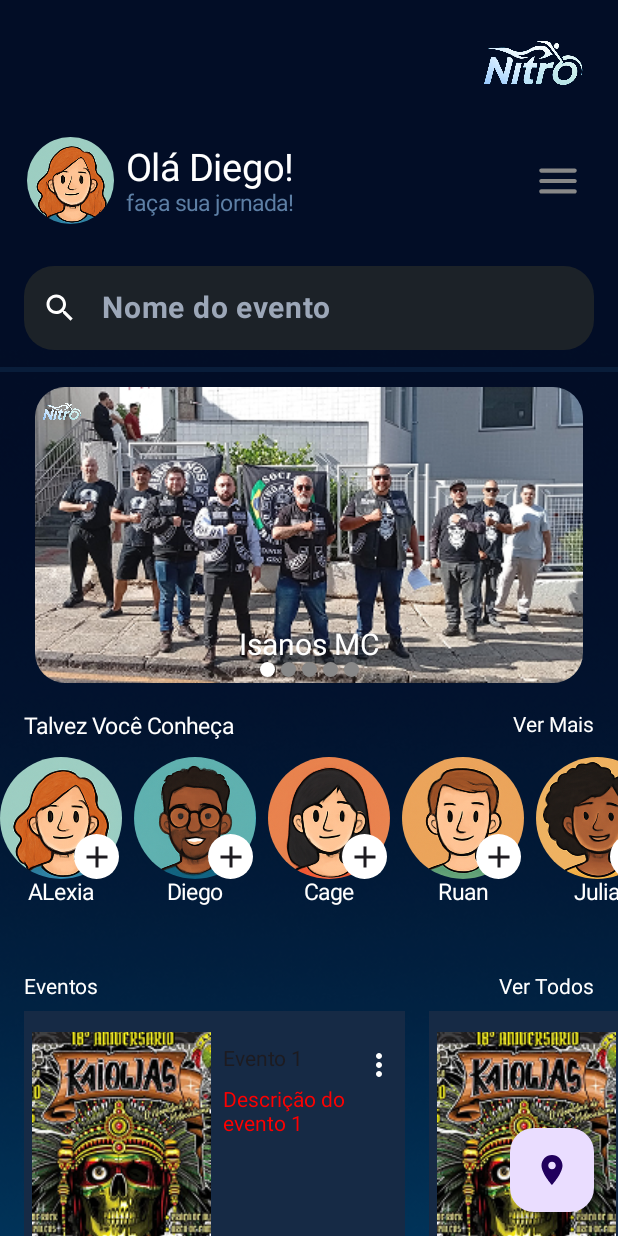
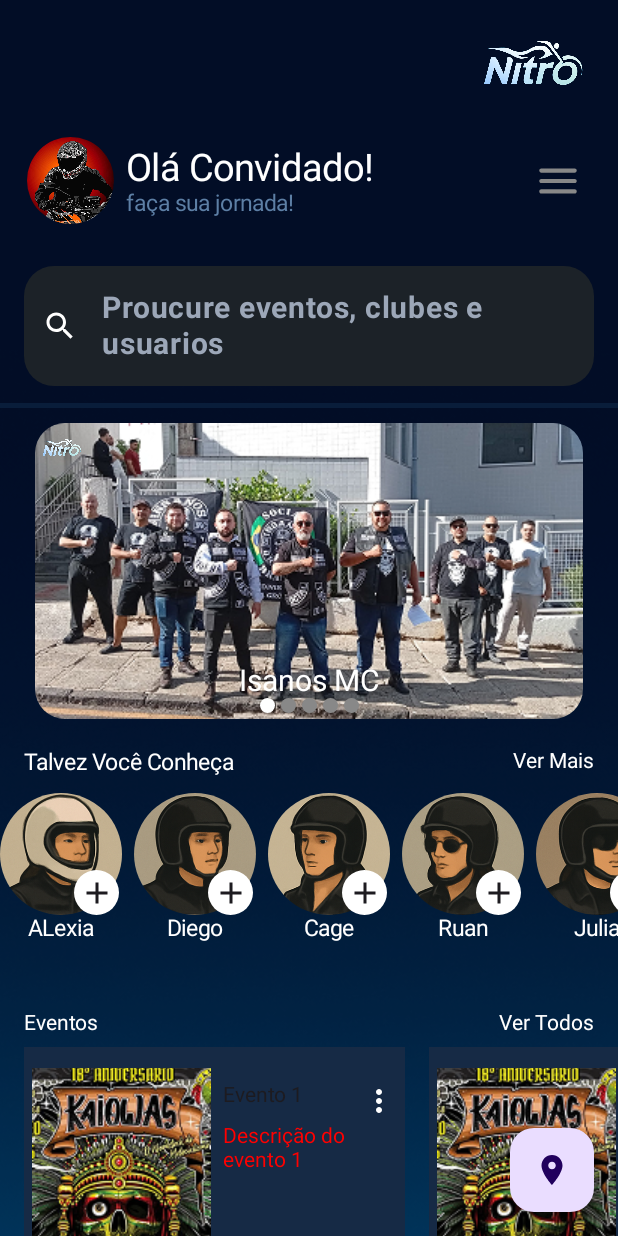
Before and after one commit to PlataformaNitro/Front-End, an Android app built with Jetpack Compose: the screen it shows after launch (MainActivity), on a phone screen of 412 x 824 dp. Run offline under Robolectric (Android 15) with nearby library versions, the phone set to English and light mode, and no system bars.

Commit message:
ajustando avatar

```diff
--- a/app/src/main/java/com/orgs/myapplication/ui/Screen/HomeScreen.kt
+++ b/app/src/main/java/com/orgs/myapplication/ui/Screen/HomeScreen.kt
@@ -129,11 +129,11 @@ fun HomeScreen(
                         modifier = Modifier
                             .padding(start = 18.dp)
                             .size(58.dp),
-                        user = User("Diego", R.drawable.avatar_1)
+                        user = User("Convidado", R.drawable.motoqueiro)
                     )
                     Column(modifier = Modifier.weight(1f)) {
                         Text(
-                            "Olá Diego!",
+                            "Olá Convidado!",
                             fontSize = 25.sp,
                             color = Color.White,
                             fontWeight = FontWeight(400),
--- a/app/src/main/java/com/orgs/myapplication/ui/componentes/SearchText.kt
+++ b/app/src/main/java/com/orgs/myapplication/ui/componentes/SearchText.kt
@@ -24,7 +24,7 @@ fun SearchText(
     modifier: Modifier = Modifier,
     text: String,
     onTextChange: (String) -> Unit,
-    placeholder: String = "Nome do evento"
+    placeholder: String = "Proucure eventos, clubes e usuarios"
 ) {
     OutlinedTextField(
         textStyle = TextStyle(
```
Also changed, not shown: app/src/main/res/drawable/avatar_1.png, app/src/main/res/drawable/avatar_10.png, app/src/main/res/drawable/avatar_11.png, app/src/main/res/drawable/avatar_12.png, app/src/main/res/drawable/avatar_13.png, app/src/main/res/drawable/avatar_14.png, app/src/main/res/drawable/avatar_15.png, app/src/main/res/drawable/avatar_16.png, app/src/main/res/drawable/avatar_2.png, app/src/main/res/drawable/avatar_3.png, app/src/main/res/drawable/avatar_4.png, app/src/main/res/drawable/avatar_5.png, app/src/main/res/drawable/avatar_6.png, app/src/main/res/drawable/avatar_7.png, 3 more files.
